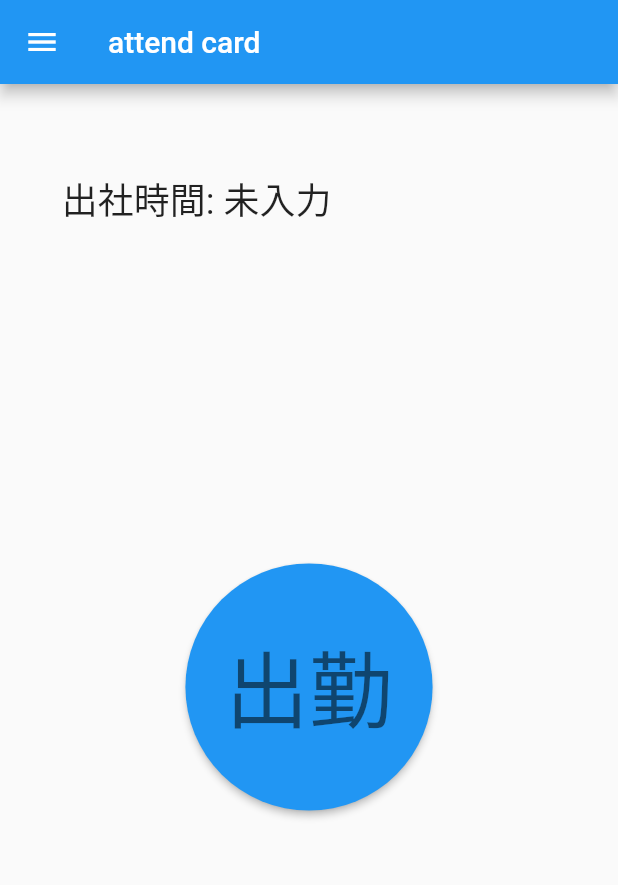
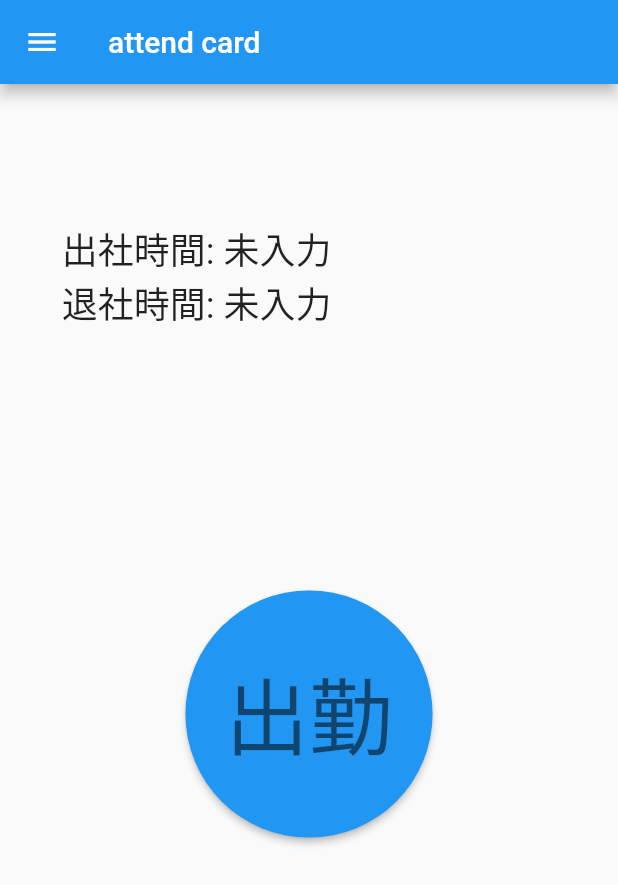
Before and after one commit to Pregum/attend_recorder, a Flutter app: the screen it shows after launch, on a phone screen of 412 x 824 dp. Shown: the top 885 px of the screen. Run offline on Flutter 3.47's test engine with Material 2 defaults, Android fonts, the light colour scheme and no system bars; our stand-ins replace hive_flutter; accounts and stored records are empty.

Commit message:
update: 退勤時間を表示する処理を追加

```diff
--- a/lib/main.dart
+++ b/lib/main.dart
@@ -112,6 +112,41 @@ class _MyHomePageState extends State<MyHomePage> {
             ),
           ),
           Flexible(
+            flex: 2,
+            child: SizedBox(
+              width: MediaQuery.of(context).size.width * 0.8,
+              child: Row(
+                crossAxisAlignment: CrossAxisAlignment.center,
+                children: [
+                  Text(
+                    '退社時間: ',
+                    style: Theme.of(context).textTheme.headline5,
+                  ),
+                  FutureBuilder(
+                    future: _hasWorked(),
+                    builder: ((context, AsyncSnapshot<AttendInfo?> snapshot) {
+                      if (snapshot.data == null) {
+                        return Text('未入力',
+                            style: Theme.of(context).textTheme.headline5);
+                      }
+
+                      final formatter = DateFormat('HH:mm');
+                      final str = snapshot.data?.endAt != null
+                          ? formatter.format(snapshot.data!.endAt!)
+                          : '未入力';
+
+                      return Text(
+                        str,
+                        style: Theme.of(context).textTheme.headline5,
+                      );
+                    }),
+                  )
+                  // Text()
+                ],
+              ),
+            ),
+          ),
+          Flexible(
             flex: 8,
             child: Center(
               child: FutureBuilder(
```
